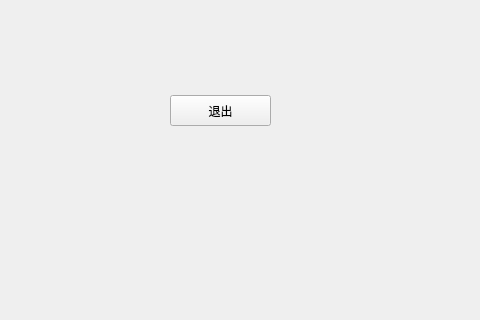
HFDLYS/HeartstringsResonance, file client/windows/waitingwindow.ui: the form before one commit; both pictures show x 420 to 900 and y 295 to 615 of the 1280 by 720 pixel window.
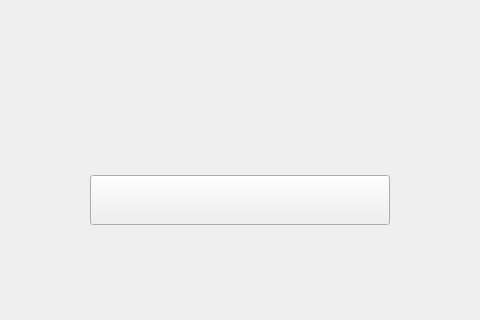
The form after the commit. Icons and pictures are not drawn.

What changed in the file:
```diff
--- a/client/windows/waitingwindow.ui
+++ b/client/windows/waitingwindow.ui
@@ -68,14 +68,26 @@
    <widget class="QPushButton" name="btnExit">
     <property name="geometry">
      <rect>
-      <x>590</x>
-      <y>390</y>
-      <width>101</width>
-      <height>31</height>
+      <x>510</x>
+      <y>470</y>
+      <width>300</width>
+      <height>50</height>
      </rect>
     </property>
+    <property name="styleSheet">
+     <string notr="true">QPushButton#btnExit
+{
+    border-image: url(:/images/pausewindow/quit.png);
+}
+
+QPushButton::pressed#btnExit
+{
+    border-image: url(:/images/pausewindow/quit-.png);
+}
+</string>
+    </property>
     <property name="text">
-     <string>退出</string>
+     <string/>
     </property>
    </widget>
   </widget>
```
